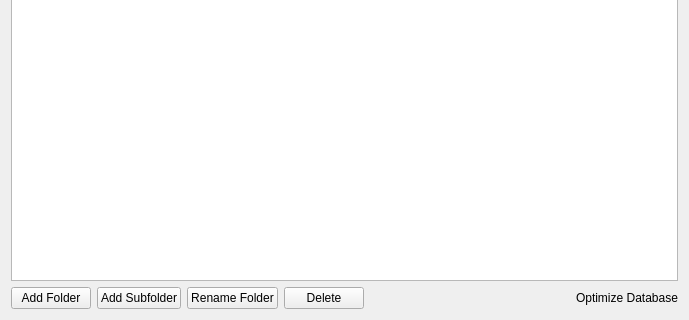
This is src/bookmarks/bookmarksmanager.ui in QupZilla/qupzilla as Qt 5 draws it before an edit; both pictures show x 0 to 689 and y 147 to 467 of the 689 by 467 pixel window. The edited form follows.
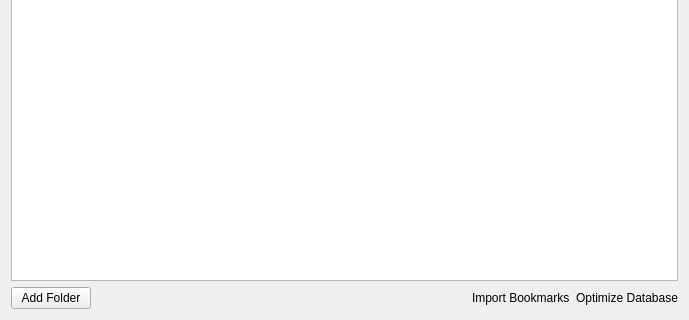
This is the edited form. Custom widgets are drawn as their Qt base class.

Commit message: Improved context menus in bookmarks manager  - added import bookmarks link to bookmarks manager - edited coding style - updated translations

```diff
--- a/src/bookmarks/bookmarksmanager.ui
+++ b/src/bookmarks/bookmarksmanager.ui
@@ -14,7 +14,7 @@
    <string>Bookmarks</string>
   </property>
   <layout class="QGridLayout" name="gridLayout">
-   <item row="0" column="0" colspan="9">
+   <item row="0" column="0" colspan="7">
     <widget class="TreeWidget" name="bookmarksTree">
      <property name="contextMenuPolicy">
       <enum>Qt::CustomContextMenu</enum>
@@ -44,7 +44,7 @@
      </property>
     </widget>
    </item>
-   <item row="1" column="7">
+   <item row="1" column="4">
     <spacer name="horizontalSpacer">
      <property name="orientation">
       <enum>Qt::Horizontal</enum>
@@ -57,7 +57,7 @@
      </property>
     </spacer>
    </item>
-   <item row="1" column="8">
+   <item row="1" column="6">
     <widget class="ClickableLabel" name="optimizeDb">
      <property name="cursor">
       <cursorShape>PointingHandCursor</cursorShape>
@@ -70,24 +70,16 @@
      </property>
     </widget>
    </item>
-   <item row="1" column="4">
-    <widget class="QPushButton" name="addSubfolder">
-     <property name="text">
-      <string>Add Subfolder</string>
-     </property>
-    </widget>
-   </item>
    <item row="1" column="5">
-    <widget class="QPushButton" name="renameFolder">
-     <property name="text">
-      <string>Rename Folder</string>
+    <widget class="ClickableLabel" name="importBookmarks">
+     <property name="cursor">
+      <cursorShape>PointingHandCursor</cursorShape>
      </property>
-    </widget>
-   </item>
-   <item row="1" column="6">
-    <widget class="QPushButton" name="deleteB">
      <property name="text">
-      <string>Delete</string>
+      <string>Import Bookmarks</string>
+     </property>
+     <property name="html-link-look" stdset="0">
+      <bool>true</bool>
      </property>
     </widget>
    </item>
```
The commit also changes 47 other files.
